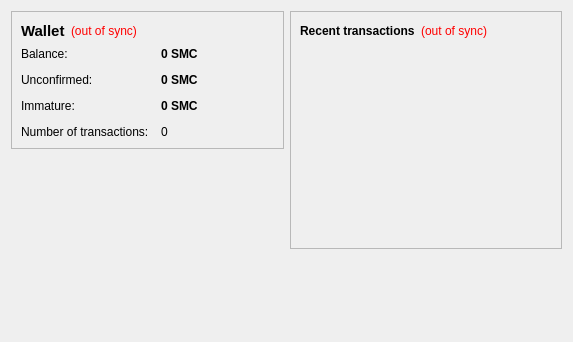
This is src/qt/forms/overviewpage.ui in texcoin/texcoin as Qt 5 draws it before an edit. The edited form follows.
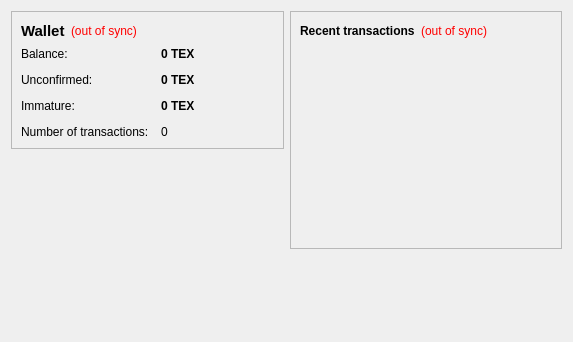
This is the edited form.

```diff
--- a/src/qt/forms/overviewpage.ui
+++ b/src/qt/forms/overviewpage.ui
@@ -105,7 +105,7 @@
              <string>Your current balance</string>
             </property>
             <property name="text">
-             <string notr="true">0 SMC</string>
+             <string notr="true">0 TEX</string>
             </property>
             <property name="textInteractionFlags">
              <set>Qt::LinksAccessibleByMouse|Qt::TextSelectableByKeyboard|Qt::TextSelectableByMouse</set>
@@ -134,7 +134,7 @@
              <string>Total of transactions that have yet to be confirmed, and do not yet count toward the current balance</string>
             </property>
             <property name="text">
-             <string notr="true">0 SMC</string>
+             <string notr="true">0 TEX</string>
             </property>
             <property name="textInteractionFlags">
              <set>Qt::LinksAccessibleByMouse|Qt::TextSelectableByKeyboard|Qt::TextSelectableByMouse</set>
@@ -177,7 +177,7 @@
              <string>Mined balance that has not yet matured</string>
             </property>
             <property name="text">
-             <string notr="true">0 SMC</string>
+             <string notr="true">0 TEX</string>
             </property>
             <property name="textInteractionFlags">
              <set>Qt::LinksAccessibleByMouse|Qt::TextSelectableByKeyboard|Qt::TextSelectableByMouse</set>
```
Left out of the diff: 4 changed lines with no effect on the pictures.
